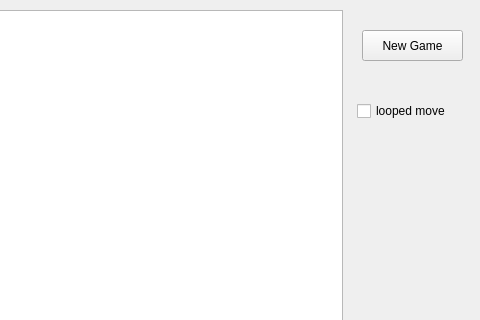
Old version of the form mainwindow.ui in the repository Mikitaaa/Ping-Pong_Qt; both pictures show x 368 to 848 and y 0 to 320 of the 848 by 598 pixel window.
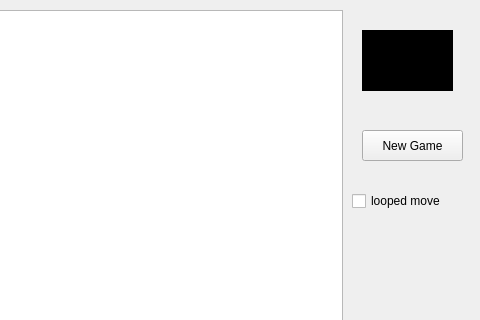
New version of the form.

Commit message: Added count down timer

```diff
--- a/mainwindow.ui
+++ b/mainwindow.ui
@@ -28,7 +28,7 @@
     <property name="geometry">
      <rect>
       <x>730</x>
-      <y>30</y>
+      <y>130</y>
       <width>101</width>
       <height>31</height>
      </rect>
@@ -40,8 +40,8 @@
    <widget class="QCheckBox" name="movementModeCheckBox">
     <property name="geometry">
      <rect>
-      <x>725</x>
-      <y>100</y>
+      <x>720</x>
+      <y>190</y>
       <width>101</width>
       <height>22</height>
      </rect>
@@ -50,6 +50,24 @@
      <string>looped move</string>
     </property>
    </widget>
+   <widget class="QLabel" name="timerLabel">
+    <property name="geometry">
+     <rect>
+      <x>730</x>
+      <y>30</y>
+      <width>91</width>
+      <height>61</height>
+     </rect>
+    </property>
+    <property name="styleSheet">
+     <string notr="true">background: black;
+font: 20px;
+</string>
+    </property>
+    <property name="text">
+     <string/>
+    </property>
+   </widget>
   </widget>
   <widget class="QMenuBar" name="menubar">
    <property name="geometry">
```
The commit also changes 4 other files.
